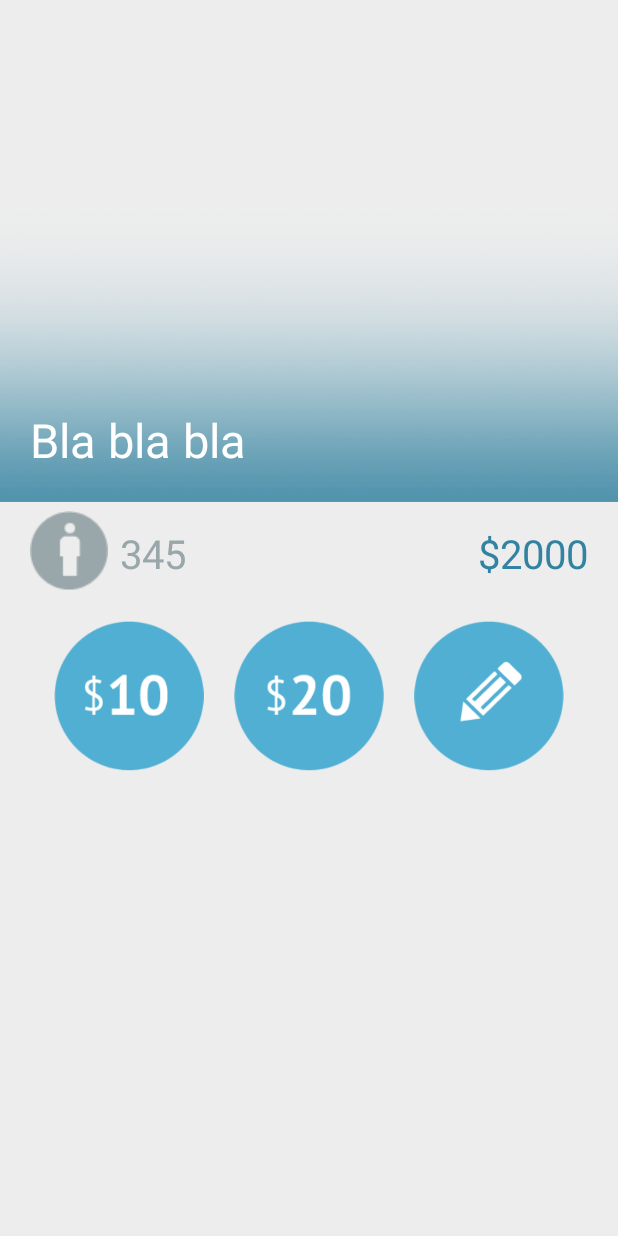
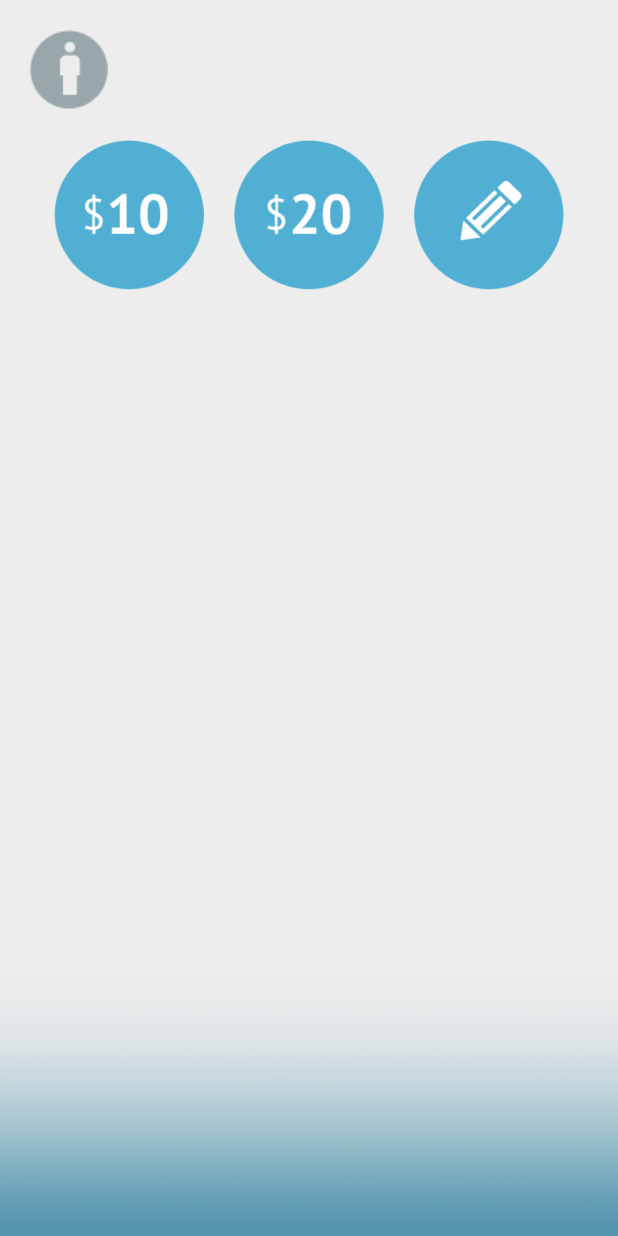
Before and after one commit to appintheair/paypal-battlehack2013, an Android app: the MainActivity screen opened directly, with no data from a screen before it, on a phone screen of 412 x 824 dp. Run offline under Robolectric (Android 15) with nearby library versions, the phone set to English and light mode, and no system bars; libraries missing offline, so code that uses them is left out: com.paypal.android; 5 statements that could not run were skipped.

Commit message:
final I guess

```diff
--- a/DonateNow/donatenow/src/main/res/layout/activity_main.xml
+++ b/DonateNow/donatenow/src/main/res/layout/activity_main.xml
@@ -14,35 +14,36 @@
 
         <android.support.v4.view.ViewPager
             android:id="@+id/pager"
+            android:layout_alignParentBottom="true"
             android:layout_width="match_parent"
-            android:layout_height="wrap_content" />
+            android:layout_height="350dp" />
 
 
         <ImageView
-            android:layout_width="wrap_content"
-            android:layout_height="wrap_content"
+            android:layout_width="match_parent"
+            android:layout_alignTop="@id/pager"
+            android:layout_marginTop="150dp"
             android:src="@drawable/gradient"
-            android:layout_marginTop="62dp"
             android:id="@+id/ivGradient"
-            />
+            android:scaleType="fitXY"
+            android:layout_height="wrap_content" />
 
         <TextView
             android:layout_width="match_parent"
             android:layout_height="wrap_content"
             android:layout_alignBottom="@id/ivGradient"
             android:textColor="@android:color/white"
-            android:layout_marginBottom="80dp"
+            android:layout_marginBottom="30dp"
             android:layout_marginLeft="20dp"
             android:layout_marginRight="20dp"
             android:textSize="14pt"
             android:id="@+id/tvTitle"
-            android:text="Bla bla bla"
             />
 
 
         <ImageView
-            android:layout_alignBottom="@id/ivGradient"
             android:layout_marginLeft="20dp"
+            android:layout_marginTop="20dp"
             android:layout_width="wrap_content"
             android:layout_height="wrap_content"
             android:src="@drawable/people"
@@ -59,7 +60,6 @@
             android:textSize="12pt"
             android:textColor="#99a7aa"
             android:id="@+id/tvPeople"
-            android:text="345"
             />
 
         <TextView
@@ -72,7 +72,6 @@
             android:textSize="12pt"
             android:textColor="#3282a1"
             android:id="@+id/tvRaised"
-            android:text="$2000"
             />
 
         <ImageButton
```
Also changed, not shown: DonateNow/donatenow/src/main/java/com/empatika/donatenow/MainActivity.java (+37 -14 lines).
